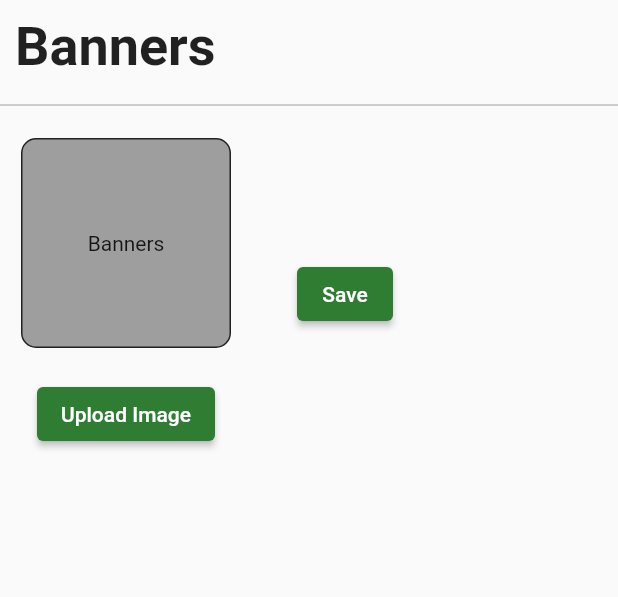
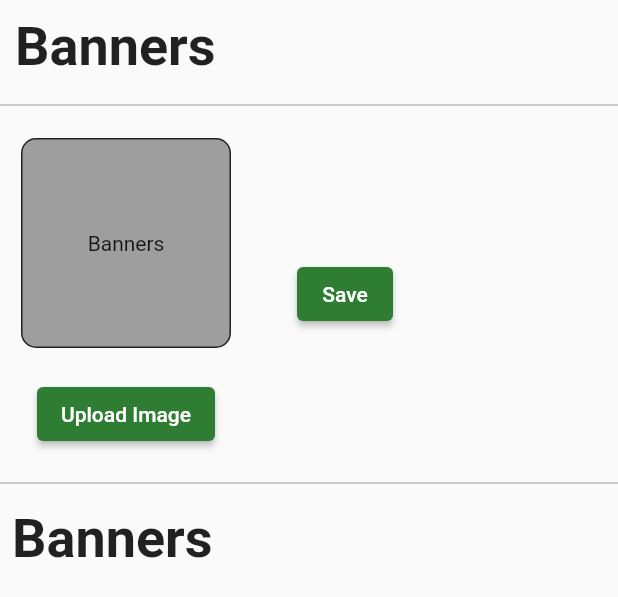
Before and after one commit to Briankurtish/multiVendor-AdminPanel, a Flutter app: the UploadBannerScreen widget shown alone on an empty page, opened directly, on a phone screen of 412 x 824 dp. Shown: the top 597 px of the screen. Run offline on Flutter 3.47's test engine with Material 2 defaults, Android fonts, the phone set to English and light mode, and no system bars; our stand-ins replace cloud_firestore, file_picker, firebase_core, firebase_storage, flutter_easyloading; missing offline and left inert: flutter_admin_scaffold; accounts and stored records are empty.

Commit message:
successfully displayed the banners on the banners screen of the banner web panel

```diff
--- a/multivendor_admin_pannel/lib/views/screens/side_bar_screens/upload_banner_screen.dart
+++ b/multivendor_admin_pannel/lib/views/screens/side_bar_screens/upload_banner_screen.dart
@@ -3,6 +3,7 @@
 import 'package:firebase_storage/firebase_storage.dart';
 import 'package:flutter/material.dart';
 import 'package:flutter_easyloading/flutter_easyloading.dart';
+import 'package:multivendor_admin_pannel/views/screens/side_bar_screens/widgets/banner_widget.dart';
 
 class UploadBannerScreen extends StatefulWidget {
   static const String routeName = '\UploadBannerScreen';
@@ -133,6 +134,23 @@
               ),
             ],
           ),
+          Divider(
+            color: Colors.grey,
+          ),
+          Padding(
+            padding: const EdgeInsets.all(8.0),
+            child: Container(
+              alignment: Alignment.topLeft,
+              child: const Text(
+                'Banners',
+                style: TextStyle(
+                  fontWeight: FontWeight.w700,
+                  fontSize: 36,
+                ),
+              ),
+            ),
+          ),
+          BannerWidget(),
         ],
       ),
     );
--- /dev/null
+++ b/multivendor_admin_pannel/lib/views/screens/side_bar_screens/widgets/banner_widget.dart
@@ -0,0 +1,52 @@
+import 'package:cloud_firestore/cloud_firestore.dart';
+import 'package:flutter/material.dart';
+
+class BannerWidget extends StatelessWidget {
+  const BannerWidget({super.key});
+
+  @override
+  Widget build(BuildContext context) {
+    final Stream<QuerySnapshot> _bannersStream =
+        FirebaseFirestore.instance.collection('banners').snapshots();
+    return StreamBuilder<QuerySnapshot>(
+      stream: _bannersStream,
+      builder: (BuildContext context, AsyncSnapshot<QuerySnapshot> snapshot) {
+        if (snapshot.hasError) {
+          return Text('Something went wrong');
+        }
+
+        if (snapshot.connectionState == ConnectionState.waiting) {
+          return Center(
+            child: CircularProgressIndicator(
+              color: Colors.green.shade800,
+            ),
+          );
+        }
+
+        return GridView.builder(
+          shrinkWrap: true,
+          itemCount: snapshot.data!.size,
+          gridDelegate: SliverGridDelegateWithFixedCrossAxisCount(
+            crossAxisCount: 6,
+            mainAxisSpacing: 8,
+            crossAxisSpacing: 8,
+          ),
+          itemBuilder: (context, index) {
+            final bannerData = snapshot.data!.docs[index];
+            return Column(
+              children: [
+                SizedBox(
+                  height: 100,
+                  width: 100,
+                  child: Image.network(
+                    bannerData['image'],
+                  ),
+                ),
+              ],
+            );
+          },
+        );
+      },
+    );
+  }
+}
```
